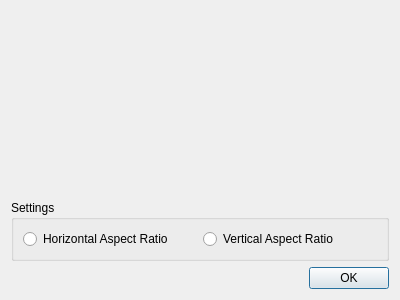
First picture: the form in ImportDialog.ui, repository Syping/gta5sync, before the edit.
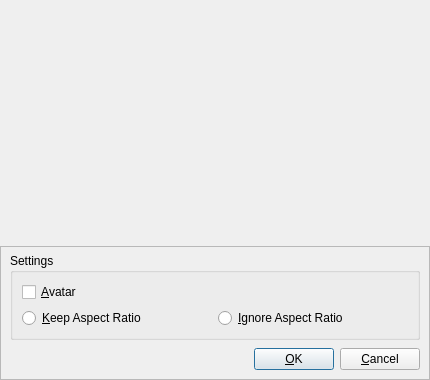
Second picture: the form after the edit.

Commit message: Import Dialog added

```diff
--- a/ImportDialog.ui
+++ b/ImportDialog.ui
@@ -6,50 +6,121 @@
    <rect>
     <x>0</x>
     <y>0</y>
-    <width>400</width>
-    <height>300</height>
+    <width>430</width>
+    <height>380</height>
    </rect>
   </property>
+  <property name="minimumSize">
+   <size>
+    <width>430</width>
+    <height>380</height>
+   </size>
+  </property>
+  <property name="maximumSize">
+   <size>
+    <width>430</width>
+    <height>380</height>
+   </size>
+  </property>
   <property name="windowTitle">
    <string>Dialog</string>
   </property>
   <layout class="QVBoxLayout" name="vlImport">
+   <property name="leftMargin">
+    <number>0</number>
+   </property>
+   <property name="topMargin">
+    <number>0</number>
+   </property>
+   <property name="rightMargin">
+    <number>0</number>
+   </property>
+   <property name="bottomMargin">
+    <number>0</number>
+   </property>
    <item>
     <widget class="QLabel" name="labPicture">
+     <property name="minimumSize">
+      <size>
+       <width>430</width>
+       <height>240</height>
+      </size>
+     </property>
+     <property name="text">
+      <string/>
+     </property>
+    </widget>
+   </item>
+   <item>
+    <widget class="QFrame" name="buttomFrame">
      <property name="sizePolicy">
       <sizepolicy hsizetype="Preferred" vsizetype="Expanding">
        <horstretch>0</horstretch>
        <verstretch>0</verstretch>
       </sizepolicy>
      </property>
-     <property name="text">
-      <string/>
+     <property name="frameShape">
+      <enum>QFrame::StyledPanel</enum>
      </property>
-    </widget>
-   </item>
+     <property name="frameShadow">
+      <enum>QFrame::Raised</enum>
+     </property>
+     <layout class="QVBoxLayout" name="vlButtom">
+      <property name="leftMargin">
+       <number>9</number>
+      </property>
+      <property name="topMargin">
+       <number>6</number>
+      </property>
+      <property name="rightMargin">
+       <number>9</number>
+      </property>
+      <property name="bottomMargin">
+       <number>9</number>
+      </property>
    <item>
     <widget class="QGroupBox" name="gbSettings">
      <property name="title">
       <string>Settings</string>
      </property>
-     <layout class="QGridLayout" name="gridLayout">
+        <layout class="QGridLayout" name="gdSettings">
+         <item row="1" column="0">
+          <widget class="QRadioButton" name="rbKeep">
+           <property name="text">
+            <string>&amp;Keep Aspect Ratio</string>
+           </property>
+          </widget>
+         </item>
+         <item row="1" column="1">
+          <widget class="QRadioButton" name="rbIgnore">
+           <property name="text">
+            <string>&amp;Ignore Aspect Ratio</string>
+           </property>
+          </widget>
+         </item>
       <item row="0" column="0">
-       <widget class="QRadioButton" name="rbHorizontal">
+          <widget class="QCheckBox" name="cbAvatar">
         <property name="text">
-         <string>Horizontal Aspect Ratio</string>
-        </property>
-       </widget>
-      </item>
-      <item row="0" column="1">
-       <widget class="QRadioButton" name="rbVertical">
-        <property name="text">
-         <string>Vertical Aspect Ratio</string>
+            <string>&amp;Avatar</string>
         </property>
        </widget>
       </item>
      </layout>
     </widget>
    </item>
+      <item>
+       <spacer name="vsDialog">
+        <property name="orientation">
+         <enum>Qt::Vertical</enum>
+        </property>
+        <property name="sizeHint" stdset="0">
+         <size>
+          <width>0</width>
+          <height>0</height>
+         </size>
+        </property>
+       </spacer>
+      </item>
    <item>
     <layout class="QHBoxLayout" name="hlButtons">
      <item>
@@ -68,11 +139,21 @@
      <item>
       <widget class="QPushButton" name="cmdOK">
        <property name="text">
-        <string>OK</string>
+           <string>&amp;OK</string>
        </property>
       </widget>
      </item>
-    </layout>
+        <item>
+         <widget class="QPushButton" name="cmdCancel">
+          <property name="text">
+           <string>&amp;Cancel</string>
+          </property>
+         </widget>
+        </item>
+       </layout>
+      </item>
+     </layout>
+    </widget>
    </item>
   </layout>
  </widget>
```
Left out of the diff: 5 changed lines with no effect on the pictures. Lines whose indentation alone changed are shown as unchanged. The commit also changes 9 other files.
